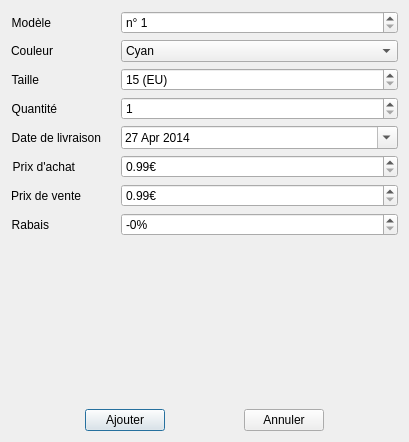
Old version of the form qlot/ajoutmarchandisedialog.ui in the repository Harenome/qlot.
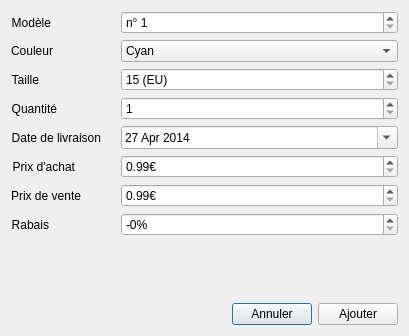
New version of the form. Icons and pictures are not drawn.

Commit message: vente, boutons

```diff
--- a/qlot/ajoutmarchandisedialog.ui
+++ b/qlot/ajoutmarchandisedialog.ui
@@ -10,7 +10,7 @@
     <x>0</x>
     <y>0</y>
     <width>409</width>
-    <height>442</height>
+    <height>336</height>
    </rect>
   </property>
   <property name="windowTitle">
@@ -368,6 +368,13 @@
          </property>
         </spacer>
        </item>
+       <item>
+        <widget class="QPushButton" name="refus_marchandise_button">
+         <property name="text">
+          <string>Annuler</string>
+         </property>
+        </widget>
+       </item>
        <item>
         <widget class="QPushButton" name="ajout_marchandise_button">
          <property name="enabled">
@@ -378,39 +385,6 @@
          </property>
         </widget>
        </item>
-       <item>
-        <spacer name="horizontalSpacer_2">
-         <property name="orientation">
-          <enum>Qt::Horizontal</enum>
-         </property>
-         <property name="sizeHint" stdset="0">
-          <size>
-           <width>40</width>
-           <height>20</height>
-          </size>
-         </property>
-        </spacer>
-       </item>
-       <item>
-        <widget class="QPushButton" name="refus_marchandise_button">
-         <property name="text">
-          <string>Annuler</string>
-         </property>
-        </widget>
-       </item>
-       <item>
-        <spacer name="horizontalSpacer_3">
-         <property name="orientation">
-          <enum>Qt::Horizontal</enum>
-         </property>
-         <property name="sizeHint" stdset="0">
-          <size>
-           <width>40</width>
-           <height>20</height>
-          </size>
-         </property>
-        </spacer>
-       </item>
       </layout>
      </item>
     </layout>
```
The commit also changes 2 other files.
